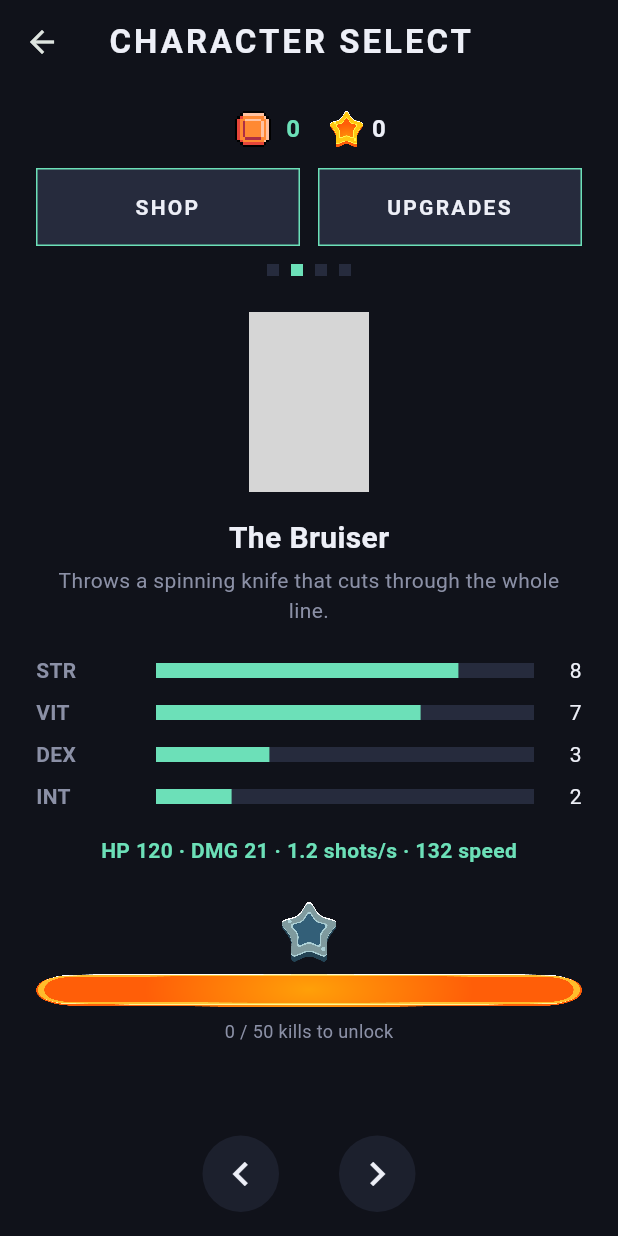
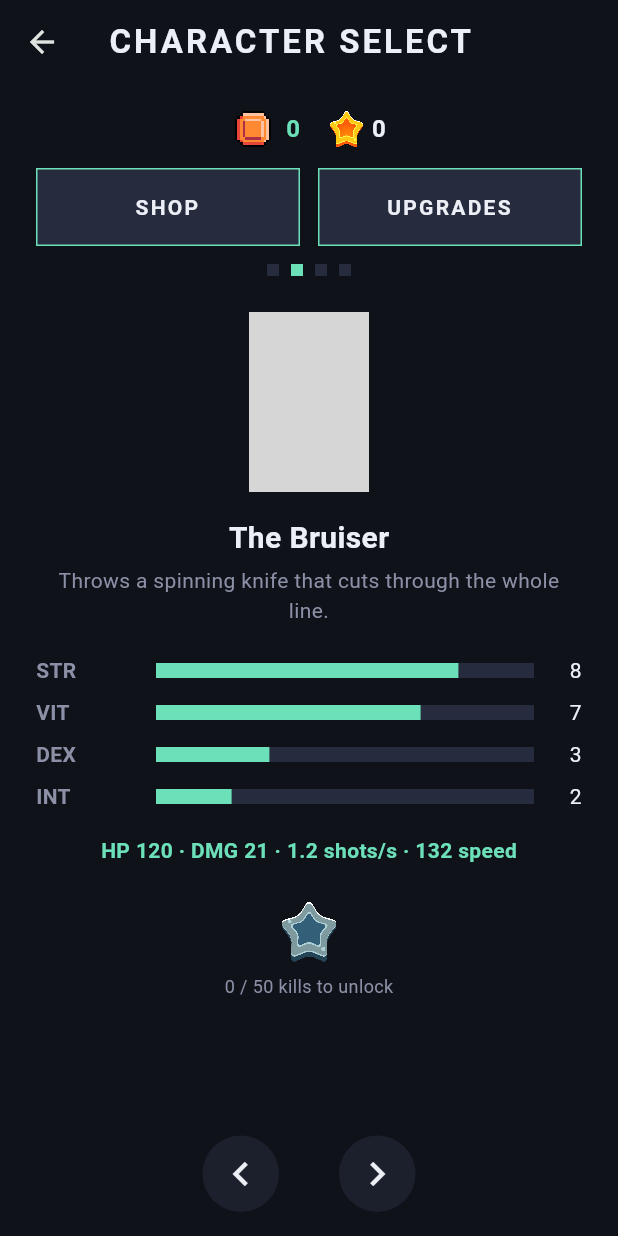
Before and after one commit to awwi-cmd/pab-android, a Flutter app: the CharacterSelectScreen screen opened by its route, swiped to page 2, on a phone screen of 412 x 824 dp. Run offline on Flutter 3.47's test engine with Material 3 defaults, Android fonts, the phone set to English and light mode, and no system bars; our stand-ins replace shared_preferences; missing offline and left inert: flame, flame_audio; accounts and stored records are empty; grey boxes are pictures that could not be loaded.

Commit message:
Remove locked-character panel's progress bar, keep the hollow star
_LockedPanel drops the bar-empty/bar-filling Stack; star-empty.png plus
the existing kill-count text carries the same "how close am I" info on
its own.

DECISIONS D-068, TASKS Phase 23. flutter analyze clean, flutter test
100/100, flutter build apk --debug succeeds.

Co-Authored-By: Claude Sonnet 5 <noreply@anthropic.com>
Claude-Session: https://claude.ai/code/session_01JYLuP2kEgNxGHHmGrBHjVW

```diff
--- a/arena/lib/ui/screens/character_select_screen.dart
+++ b/arena/lib/ui/screens/character_select_screen.dart
@@ -276,55 +276,16 @@ class _LockedPanel extends StatelessWidget {
 
   @override
   Widget build(BuildContext context) {
-    const barHeight = 22.0;
     final threshold = character.unlockKillThreshold ?? 0;
-    final fraction = threshold <= 0
-        ? 0.0
-        : (lifetimeKills / threshold).clamp(0.0, 1.0);
+    // DECISIONS D-068 (developer's call): the bar-empty/bar-filling
+    // progress bar is gone -- just the hollow star plus the raw kill count
+    // now carries "how far along am I."
     return Column(
       children: [
         Image.asset(
           'assets/images/ui/star-empty.png',
           height: 40,
           filterQuality: FilterQuality.none,
-        ),
-        const SizedBox(height: 8),
-        SizedBox(
-          height: barHeight,
-          child: Stack(
-            alignment: Alignment.centerLeft,
-            children: [
-              Image.asset(
-                'assets/images/ui/bar-empty.png',
-                fit: BoxFit.fill,
-                width: double.infinity,
-                // Explicit height, matching the outer SizedBox -- without
-                // it, Image sizes itself off the sheet's own aspect ratio
-                // (it's a bare asset, no intrinsic-height constraint from
-                // the Stack), which happened to look right here only
-                // because this one's width is always double.infinity, so
-                // its derived height never varied.
-                height: barHeight,
-                filterQuality: FilterQuality.none,
-              ),
-              FractionallySizedBox(
-                widthFactor: fraction,
-                child: Image.asset(
-                  'assets/images/ui/bar-filling.png',
-                  fit: BoxFit.fill,
-                  // This one's width comes from `widthFactor` and differs
-                  // per character (each has its own kill fraction) -- left
-                  // unconstrained, its height was derived from *that*
-                  // varying width via the sheet's own aspect ratio, so the
-                  // fill bar rendered a different height per character
-                  // instead of matching `bar-empty` behind it. Pin it to
-                  // the same explicit height so only the width varies.
-                  height: barHeight,
-                  filterQuality: FilterQuality.none,
-                ),
-              ),
-            ],
-          ),
         ),
         const SizedBox(height: 8),
         Text(
```
Also changed, not shown: 2 other files.
